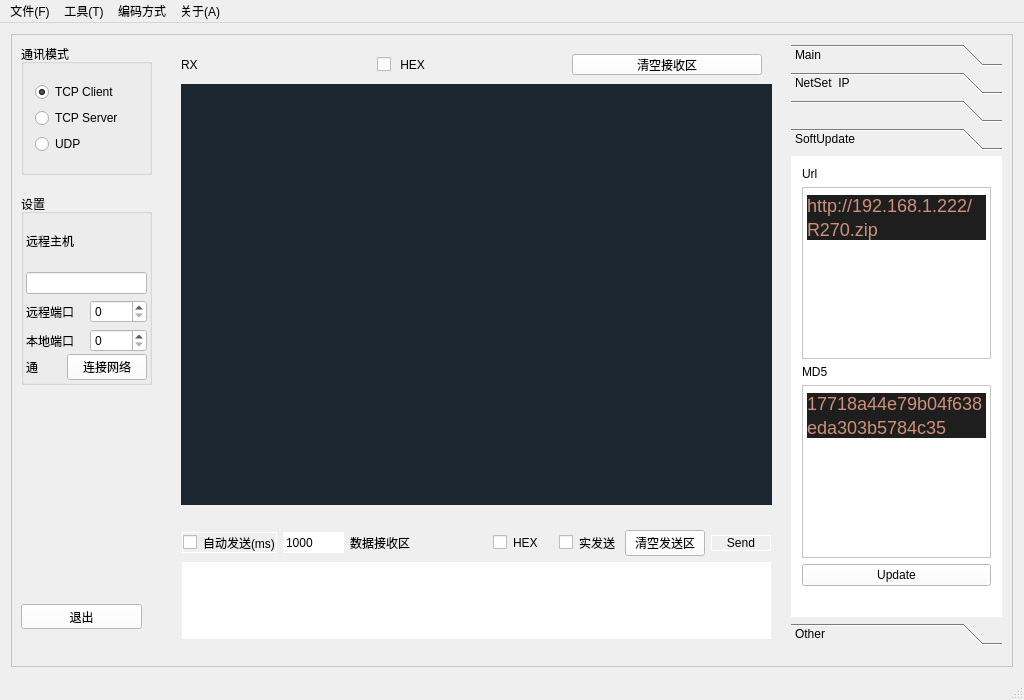
First picture: the form in mainwindow.ui, repository 89093522/LSC_Debug, before the edit.
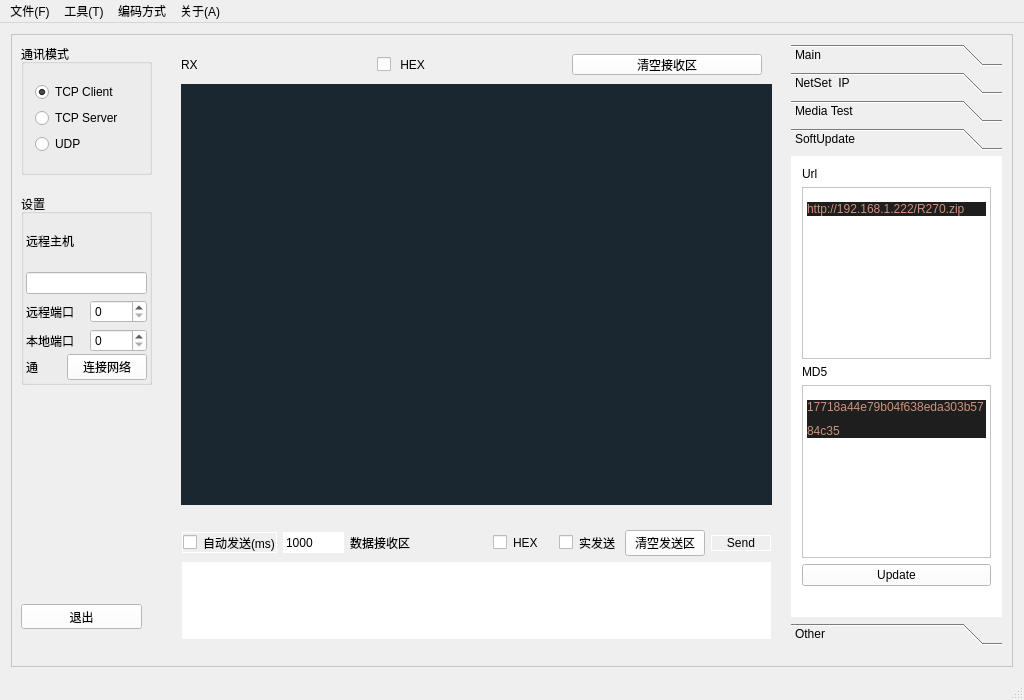
Second picture: the form after the edit. The open tabs and pages were chosen to show the change.

Patch:
```diff
--- a/mainwindow.ui
+++ b/mainwindow.ui
@@ -967,7 +967,7 @@
        </widget>
        <widget class="QWidget" name="toolBoxPage3" native="true">
         <attribute name="label">
-         <string/>
+         <string>Media Test</string>
         </attribute>
         <layout class="QGridLayout" name="gridLayout_4">
          <item row="0" column="0">
@@ -1041,7 +1041,15 @@
          </item>
         </layout>
        </widget>
-       <widget class="QWidget" name="toolBoxPage4" native="true">
+       <widget class="QWidget" name="toolBoxPage4">
+        <property name="geometry">
+         <rect>
+          <x>0</x>
+          <y>0</y>
+          <width>211</width>
+          <height>451</height>
+         </rect>
+        </property>
         <attribute name="label">
          <string>SoftUpdate</string>
         </attribute>
@@ -1061,8 +1069,8 @@
               <string>&lt;!DOCTYPE HTML PUBLIC &quot;-//W3C//DTD HTML 4.0//EN&quot; &quot;http://www.w3.org/TR/REC-html40/strict.dtd&quot;&gt;
 &lt;html&gt;&lt;head&gt;&lt;meta name=&quot;qrichtext&quot; content=&quot;1&quot; /&gt;&lt;style type=&quot;text/css&quot;&gt;
 p, li { white-space: pre-wrap; }
-&lt;/style&gt;&lt;/head&gt;&lt;body style=&quot; font-family:'SimSun'; font-size:9pt; font-weight:400; font-style:normal;&quot;&gt;
-&lt;p style=&quot; margin-top:0px; margin-bottom:0px; margin-left:0px; margin-right:0px; -qt-block-indent:0; text-indent:0px; line-height:24px; background-color:#1e1e1e;&quot;&gt;&lt;span style=&quot; font-family:'Consolas,Courier New,monospace'; font-size:18px; color:#ce9178;&quot;&gt;http://192.168.1.222/R270.zip&lt;/span&gt;&lt;/p&gt;&lt;/body&gt;&lt;/html&gt;</string>
+&lt;/style&gt;&lt;/head&gt;&lt;body style=&quot; font-family:'.SF NS Text'; font-size:13pt; font-weight:400; font-style:normal;&quot;&gt;
+&lt;p style=&quot; margin-top:0px; margin-bottom:0px; margin-left:0px; margin-right:0px; -qt-block-indent:0; text-indent:0px; line-height:24px; background-color:#1e1e1e;&quot;&gt;&lt;span style=&quot; font-family:'Consolas,Courier New,monospace'; font-size:9pt; color:#ce9178;&quot;&gt;http://192.168.1.222/R270.zip&lt;/span&gt;&lt;/p&gt;&lt;/body&gt;&lt;/html&gt;</string>
              </property>
             </widget>
            </item>
@@ -1079,8 +1087,8 @@
               <string>&lt;!DOCTYPE HTML PUBLIC &quot;-//W3C//DTD HTML 4.0//EN&quot; &quot;http://www.w3.org/TR/REC-html40/strict.dtd&quot;&gt;
 &lt;html&gt;&lt;head&gt;&lt;meta name=&quot;qrichtext&quot; content=&quot;1&quot; /&gt;&lt;style type=&quot;text/css&quot;&gt;
 p, li { white-space: pre-wrap; }
-&lt;/style&gt;&lt;/head&gt;&lt;body style=&quot; font-family:'SimSun'; font-size:9pt; font-weight:400; font-style:normal;&quot;&gt;
-&lt;p style=&quot; margin-top:0px; margin-bottom:0px; margin-left:0px; margin-right:0px; -qt-block-indent:0; text-indent:0px; line-height:24px; background-color:#1e1e1e;&quot;&gt;&lt;span style=&quot; font-family:'Consolas,Courier New,monospace'; font-size:18px; color:#ce9178;&quot;&gt;17718a44e79b04f638eda303b5784c35&lt;/span&gt;&lt;/p&gt;&lt;/body&gt;&lt;/html&gt;</string>
+&lt;/style&gt;&lt;/head&gt;&lt;body style=&quot; font-family:'.SF NS Text'; font-size:13pt; font-weight:400; font-style:normal;&quot;&gt;
+&lt;p style=&quot; margin-top:0px; margin-bottom:0px; margin-left:0px; margin-right:0px; -qt-block-indent:0; text-indent:0px; line-height:24px; background-color:#1e1e1e;&quot;&gt;&lt;span style=&quot; font-family:'Consolas,Courier New,monospace'; font-size:9pt; color:#ce9178;&quot;&gt;17718a44e79b04f638eda303b5784c35&lt;/span&gt;&lt;/p&gt;&lt;/body&gt;&lt;/html&gt;</string>
              </property>
             </widget>
            </item>
```
Left out of the diff: 48 changed lines with no effect on the pictures.
